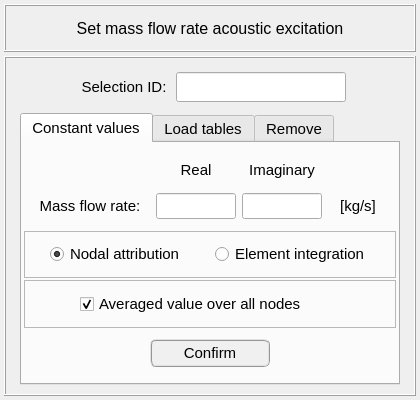
Above: data/ui_files/model/acoustic/mass_flow_rate_input.ui from MOPT-UFSC/VIBRA before the change. Below: the same form after it.
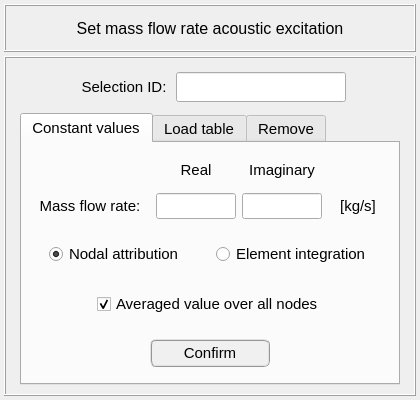
That is the form after the change.

Commit message: Adds acoustic pressure user inputs

What changed in the file:
```diff
--- a/data/ui_files/model/acoustic/mass_flow_rate_input.ui
+++ b/data/ui_files/model/acoustic/mass_flow_rate_input.ui
@@ -374,26 +374,56 @@
           <item row="2" column="0">
            <widget class="QFrame" name="frame_20">
             <property name="frameShape">
-             <enum>QFrame::StyledPanel</enum>
+             <enum>QFrame::NoFrame</enum>
             </property>
             <property name="frameShadow">
              <enum>QFrame::Raised</enum>
             </property>
             <layout class="QGridLayout" name="gridLayout_10">
+             <property name="leftMargin">
+              <number>0</number>
+             </property>
+             <property name="topMargin">
+              <number>0</number>
+             </property>
+             <property name="rightMargin">
+              <number>0</number>
+             </property>
+             <property name="bottomMargin">
+              <number>0</number>
+             </property>
+             <property name="spacing">
+              <number>0</number>
+             </property>
              <item row="0" column="0">
+              <widget class="QFrame" name="frame_28">
+               <property name="frameShape">
+                <enum>QFrame::NoFrame</enum>
+               </property>
+               <property name="frameShadow">
+                <enum>QFrame::Raised</enum>
+               </property>
+              </widget>
+             </item>
+             <item row="0" column="1">
               <widget class="QCheckBox" name="checkBox_averaged_constant_values">
                <property name="minimumSize">
                 <size>
-                 <width>260</width>
+                 <width>0</width>
                  <height>0</height>
                 </size>
                </property>
                <property name="maximumSize">
                 <size>
-                 <width>260</width>
+                 <width>240</width>
                  <height>16777215</height>
                 </size>
                </property>
+               <property name="font">
+                <font>
+                 <pointsize>11</pointsize>
+                </font>
+               </property>
                <property name="text">
                 <string>Averaged value over all nodes</string>
                </property>
@@ -402,6 +432,16 @@
                </property>
               </widget>
              </item>
+             <item row="0" column="2">
+              <widget class="QFrame" name="frame_29">
+               <property name="frameShape">
+                <enum>QFrame::NoFrame</enum>
+               </property>
+               <property name="frameShadow">
+                <enum>QFrame::Raised</enum>
+               </property>
+              </widget>
+             </item>
             </layout>
            </widget>
           </item>
@@ -666,7 +706,7 @@
           <item row="1" column="0">
            <widget class="QFrame" name="frame_24">
             <property name="frameShape">
-             <enum>QFrame::StyledPanel</enum>
+             <enum>QFrame::NoFrame</enum>
             </property>
             <property name="frameShadow">
              <enum>QFrame::Raised</enum>
@@ -702,6 +742,11 @@
                  <height>16777215</height>
                 </size>
                </property>
+               <property name="font">
+                <font>
+                 <pointsize>11</pointsize>
+                </font>
+               </property>
                <property name="text">
                 <string>Nodal attribution</string>
                </property>
@@ -728,6 +773,11 @@
                  <height>16777215</height>
                 </size>
                </property>
+               <property name="font">
+                <font>
+                 <pointsize>11</pointsize>
+                </font>
+               </property>
                <property name="text">
                 <string>Element integration</string>
                </property>
@@ -750,7 +800,7 @@
         </widget>
         <widget class="QWidget" name="tab_load_tables">
          <attribute name="title">
-          <string>Load tables</string>
+          <string>Load table</string>
          </attribute>
          <layout class="QGridLayout" name="gridLayout_3">
           <property name="leftMargin">
```
Left out of the diff: 53 changed lines with no effect on the pictures. The commit also changes 7 other files.
